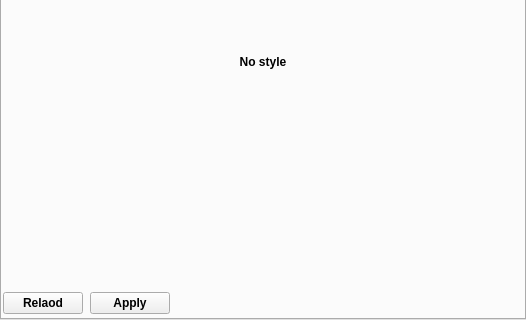
The window that ui/sensor_things_api_main_panel.ui (Sandro71/SensorThingsInspector_QGIS-plugin) describes before a commit, drawn with Qt 5; both pictures show x 0 to 526 and y 188 to 508 of the 526 by 508 pixel window.
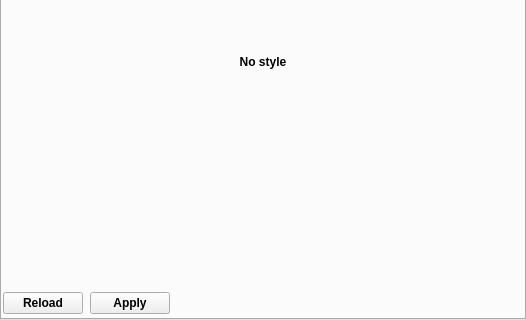
The same window after the commit. The open tabs and pages were chosen to show the change. Icons and pictures are not drawn. Custom widgets are drawn as their Qt base class.

The edit to the form file:
```diff
--- a/ui/sensor_things_api_main_panel.ui
+++ b/ui/sensor_things_api_main_panel.ui
@@ -178,7 +178,7 @@
                  </font>
                 </property>
                 <property name="text">
-                 <string>Relaod</string>
+                 <string>Reload</string>
                 </property>
                </widget>
               </item>
```
